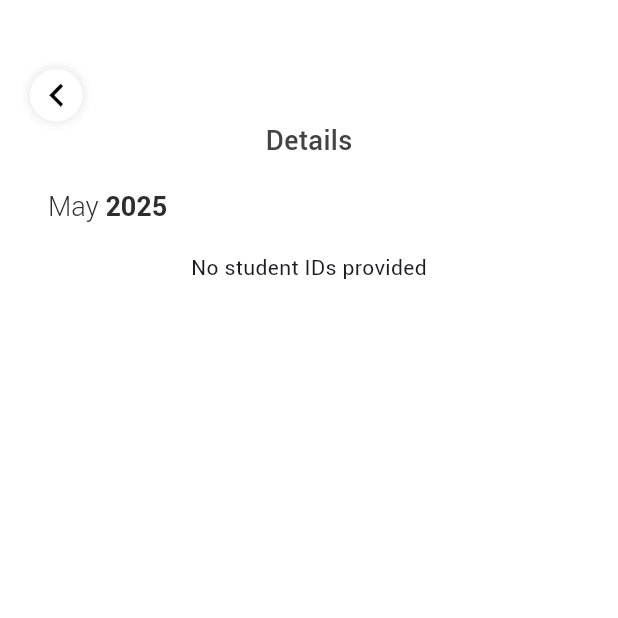
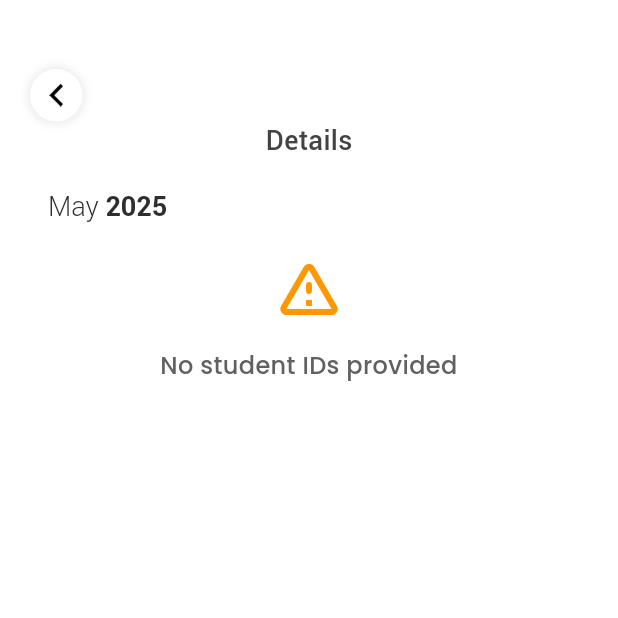
Before and after one commit to UK-Dev786/snackTagApp, a Flutter app: the CafeteriaUpcomingDetailsView screen opened by its route, on a phone screen of 412 x 824 dp, the top half of it. Run offline on Flutter 3.47's test engine with Material 3 defaults, Android fonts, the phone set to English and light mode, and no system bars; our stand-ins replace cloud_firestore, dio, firebase_analytics, firebase_auth, firebase_core, firebase_messaging and 12 more; missing offline and left inert: dart:ffi, firebase_app_check, flutter_stripe, webview_flutter_android, webview_flutter_wkwebview; accounts and stored records are empty; Roboto replaces fonts that are missing (assets/fonts/Metropolis-Regular.otf).

```diff
--- a/lib/app/modules/cafeteria_upcoming_detail/view/cafeteria_upcoming_detail_viewe.dart
+++ b/lib/app/modules/cafeteria_upcoming_detail/view/cafeteria_upcoming_detail_viewe.dart
@@ -5,7 +5,6 @@ import 'package:snacktag/app/modules/cafeteria_upcoming_detail/controller/cafete
 import 'package:snacktag/config/app_text_style.dart';
 
 import 'package:intl/intl.dart';
-
 
 class CafeteriaUpcomingDetailsView extends StatelessWidget {
   const CafeteriaUpcomingDetailsView({super.key});
@@ -18,7 +17,8 @@ class CafeteriaUpcomingDetailsView extends StatelessWidget {
         child: SingleChildScrollView(
           child: ConstrainedBox(
             constraints: BoxConstraints(
-              minHeight: MediaQuery.of(context).size.height - MediaQuery.of(context).padding.top,
+              minHeight: MediaQuery.of(context).size.height -
+                  MediaQuery.of(context).padding.top,
             ),
             child: GetBuilder<CafeteriaUpcomingDetailsController>(
                 init: CafeteriaUpcomingDetailsController(),
@@ -40,7 +40,8 @@ class CafeteriaUpcomingDetailsView extends StatelessWidget {
                             child: Container(
                               height: 35,
                               width: 35,
-                              margin: const EdgeInsets.only(top: 16), // Add some margin if needed
+                              margin: const EdgeInsets.only(
+                                  top: 16), // Add some margin if needed
                               decoration: BoxDecoration(
                                 shape: BoxShape.circle,
                                 boxShadow: [
@@ -50,7 +51,8 @@ class CafeteriaUpcomingDetailsView extends StatelessWidget {
                                     spreadRadius: 2,
                                   ),
                                 ],
-                                color: Colors.white, // Background color for the container
+                                color: Colors
+                                    .white, // Background color for the container
                               ),
                               child: Center(
                                 child: Image.asset(
@@ -81,7 +83,8 @@ class CafeteriaUpcomingDetailsView extends StatelessWidget {
                           text: TextSpan(
                             children: [
                               TextSpan(
-                                text: DateFormat('MMMM ').format(DateTime.now()),
+                                text:
+                                    DateFormat('MMMM ').format(DateTime.now()),
                                 style: AppTextStyles.RobotoLight.copyWith(
                                   fontSize: 18,
                                   color: const Color(0xFF2E2E2E),
@@ -104,12 +107,55 @@ class CafeteriaUpcomingDetailsView extends StatelessWidget {
                       // List of Orders
                       Obx(() {
                         if (controller.isLoading.value) {
-                          return const Center(child: CircularProgressIndicator());
+                          return const Center(
+                              child: CircularProgressIndicator());
                         }
 
                         if (controller.errorMessage.value.isNotEmpty) {
                           return Center(
-                            child: Text(controller.errorMessage.value),
+                            child: Column(
+                              mainAxisAlignment: MainAxisAlignment.center,
+                              children: [
+                                const Icon(
+                                  Icons.warning_amber_rounded,
+                                  size: 48,
+                                  color: Colors.orange,
+                                ),
+                                const SizedBox(height: 16),
+                                Text(
+                                  controller.errorMessage.value,
+                                  style: AppTextStyles.PoppinsMedium.copyWith(
+                                    fontSize: 16,
+                                    color: Colors.grey[700],
+                                  ),
+                                  textAlign: TextAlign.center,
+                                ),
+                              ],
+                            ),
+                          );
+                        }
+
+                        if (controller.childrenList.isEmpty) {
+                          return Center(
+                            child: Column(
+                              mainAxisAlignment: MainAxisAlignment.center,
+                              children: [
+                                const Icon(
+                                  Icons.people_outline,
+                                  size: 48,
+                                  color: Colors.grey,
+                                ),
+                                const SizedBox(height: 16),
+                                Text(
+                                  'No children found for this meal',
+                                  style: AppTextStyles.PoppinsMedium.copyWith(
+                                    fontSize: 16,
+                                    color: Colors.grey[700],
+                                  ),
+                                  textAlign: TextAlign.center,
+                                ),
+                              ],
+                            ),
                           );
                         }
 
@@ -140,7 +186,8 @@ class CafeteriaUpcomingDetailsView extends StatelessWidget {
                                   ),
                                 ],
                               ),
-                              padding: const EdgeInsets.symmetric(vertical: 8, horizontal: 16),
+                              padding: const EdgeInsets.symmetric(
+                                  vertical: 8, horizontal: 16),
                               child: Row(
                                 children: [
                                   Column(
@@ -152,10 +199,12 @@ class CafeteriaUpcomingDetailsView extends StatelessWidget {
                                         decoration: BoxDecoration(
                                           color: Colors.white,
                                           shape: BoxShape.circle,
-                                          border: Border.all(color: Colors.white, width: 3),
+                                          border: Border.all(
+                                              color: Colors.white, width: 3),
                                           boxShadow: [
                                             BoxShadow(
-                                              color: Colors.grey.withOpacity(0.3),
+                                              color:
+                                                  Colors.grey.withOpacity(0.3),
                                               spreadRadius: 2,
                                               blurRadius: 6,
                                               offset: const Offset(0, 3),
@@ -163,19 +212,24 @@ class CafeteriaUpcomingDetailsView extends StatelessWidget {
                                           ],
                                         ),
                                         child: ClipOval(
-                                          child:
-                                          child.childImageUrl != null && child.childImageUrl!.isNotEmpty
+                                          child: child.childImageUrl != null &&
+                                                  child
+                                                      .childImageUrl!.isNotEmpty
                                               ? Image.network(
                                                   child.childImageUrl!,
                                                   width: double.infinity,
                                                   fit: BoxFit.cover,
-                                            loadingBuilder: (context, child, loadingProgress) {
-                                              if (loadingProgress == null) return child;
+                                                  loadingBuilder: (context,
+                                                      child, loadingProgress) {
+                                                    if (loadingProgress == null)
+                                                      return child;
                                                     return const Center(
-                                                child: CircularProgressIndicator(),
+                                                      child:
+                                                          CircularProgressIndicator(),
                                                     );
                                                   },
-                                            errorBuilder: (context, error, stackTrace) {
+                                                  errorBuilder: (context, error,
+                                                      stackTrace) {
                                                     return Image.asset(
                                                       'assets/images/profile_emoji.png',
                                                       width: double.infinity,
@@ -195,14 +249,17 @@ class CafeteriaUpcomingDetailsView extends StatelessWidget {
                                   const SizedBox(width: 12),
                                   Expanded(
                                     child: Column(
-                                      crossAxisAlignment: CrossAxisAlignment.start,
+                                      crossAxisAlignment:
+                                          CrossAxisAlignment.start,
                                       children: [
                                         Row(
-                                          mainAxisAlignment: MainAxisAlignment.spaceBetween,
+                                          mainAxisAlignment:
+                                              MainAxisAlignment.spaceBetween,
                                           children: [
                                             Text(
                                               child.childName ?? "N/A",
-                                              style: AppTextStyles.MetropolisMedium.copyWith(
+                                              style: AppTextStyles
+                                                  .MetropolisMedium.copyWith(
                                                 fontSize: 14,
                                               ),
                                             ),
@@ -210,14 +267,16 @@ class CafeteriaUpcomingDetailsView extends StatelessWidget {
                                         ),
                                         Text(
                                           child.schoolName ?? "N/A",
-                                          style: AppTextStyles.MetropolisRegular.copyWith(
+                                          style: AppTextStyles.MetropolisRegular
+                                              .copyWith(
                                             fontSize: 12,
                                             color: const Color(0xFF858585),
                                           ),
                                         ),
                                         Text(
                                           child.childSchoolID ?? "N/A",
-                                          style: AppTextStyles.MetropolisRegular.copyWith(
+                                          style: AppTextStyles.MetropolisRegular
+                                              .copyWith(
                                             fontSize: 12,
                                             color: const Color(0xFF858585),
                                           ),
```
Also changed, not shown: lib/app/modules/cafeteria_history_select_date/views/cafeteria_history_select_date_view.dart (+5 -4 lines), lib/app/modules/cafeteria_upcoming_detail/controller/cafeteria_upcoming_detail_controller.dart (+43 -6 lines), lib/services/cefeteria_admin_services/cafeteria_upcoming_detail_service.dart (+29 -6 lines). Lines whose indentation alone changed are shown as unchanged.
